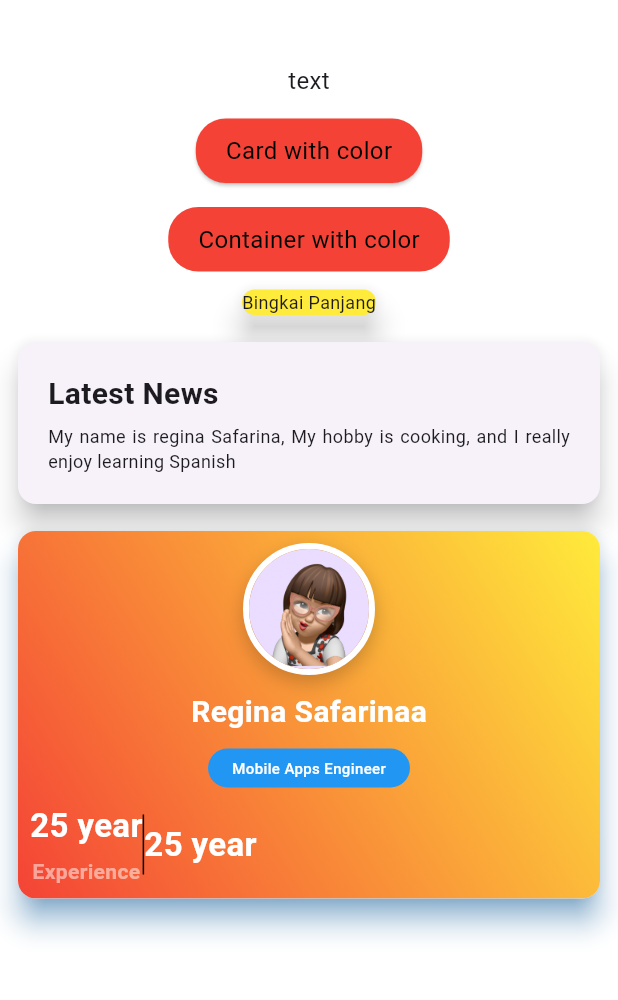
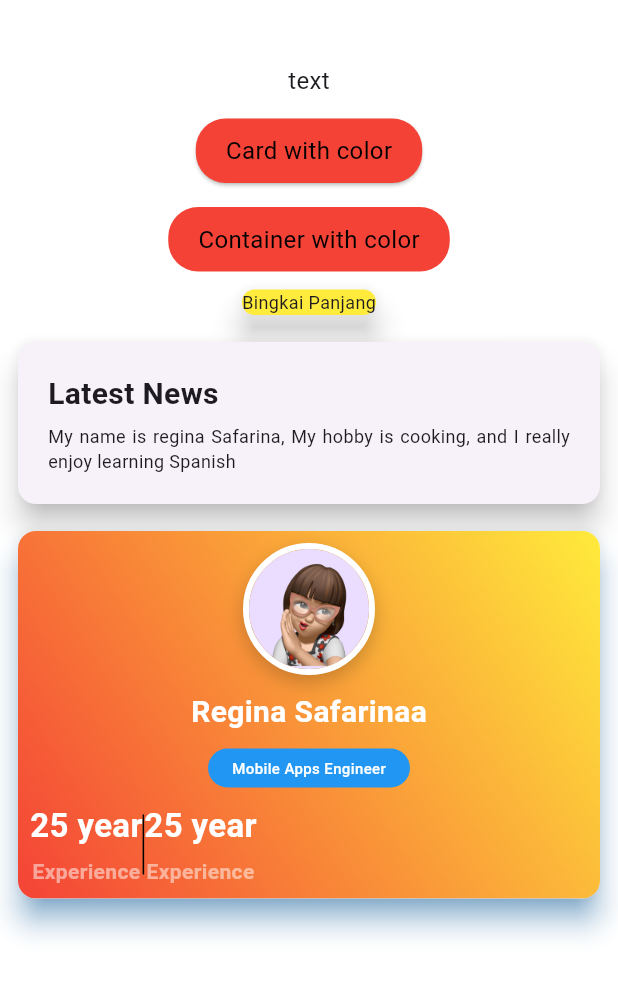
Before and after one commit to ginaa07/Tugas_week_8_latihan_card, a Flutter app: the screen it shows after launch, on a phone screen of 412 x 824 dp, the part 63-1063 px from its top. Run offline on Flutter 3.47's test engine with Material 3 defaults, Android fonts, the phone set to English and light mode, and no system bars.

Commit message:
buat column yang kedua

```diff
--- a/lib/pages/latihan_card.dart
+++ b/lib/pages/latihan_card.dart
@@ -183,7 +183,11 @@ class LatihanCard extends StatelessWidget {
                             ),
                             SizedBox(
                               height: 40,
-                                child: VerticalDivider(thickness: 1, color: Colors.black, width: 1),
+                              child: VerticalDivider(
+                                thickness: 1,
+                                color: Colors.black,
+                                width: 1,
+                              ),
                             ),
                             Column(
                               children: [
@@ -194,9 +198,18 @@ class LatihanCard extends StatelessWidget {
                                     fontWeight: FontWeight.bold,
                                     color: Colors.white,
                                   ),
-                                  )
+                                ),
+                                SizedBox(height: 5),
+                                Text(
+                                  "Experience",
+                                  style: TextStyle(
+                                    fontSize: 14.0,
+                                    fontWeight: FontWeight.bold,
+                                    color: Colors.white.withValues(alpha: 0.5),
+                                  ),
+                                ),
                               ],
-                              )
+                            ),
                           ],
                         ),
                       ],
```
Lines whose indentation alone changed are shown as unchanged.
